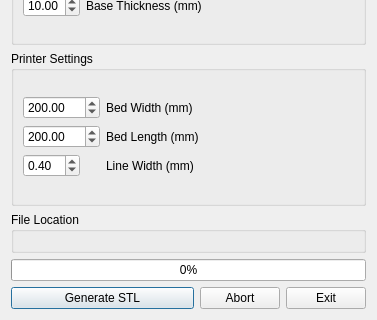
SuheybAden/STL_Generator-QGIS_Plugin, file stl_generator_dialog_base.ui: the form before one commit; both pictures show x 0 to 377 and y 160 to 480 of the 377 by 480 pixel window.
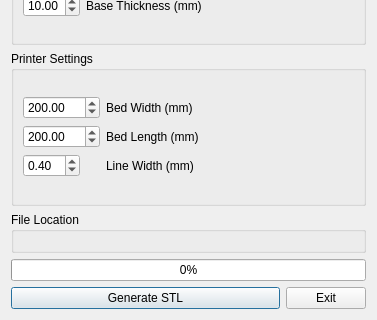
The form after the commit. Icons and pictures are not drawn. Custom widgets are drawn as their Qt base class.

Commit message: Removed abort button/function

The edit to the form file:
```diff
--- a/stl_generator_dialog_base.ui
+++ b/stl_generator_dialog_base.ui
@@ -230,7 +230,7 @@
     </widget>
    </item>
    <item>
-    <layout class="QHBoxLayout" name="horizontalLayout" stretch="12,2,2">
+    <layout class="QHBoxLayout" name="horizontalLayout" stretch="12,2">
      <item>
       <widget class="QPushButton" name="generateSTL_button">
        <property name="text">
@@ -238,13 +238,6 @@
        </property>
       </widget>
      </item>
-     <item>
-      <widget class="QPushButton" name="abort_button">
-       <property name="text">
-        <string>Abort</string>
-       </property>
-      </widget>
-     </item>
      <item>
       <widget class="QPushButton" name="exit_button">
        <property name="text">
```
The commit also changes 3 other files.
